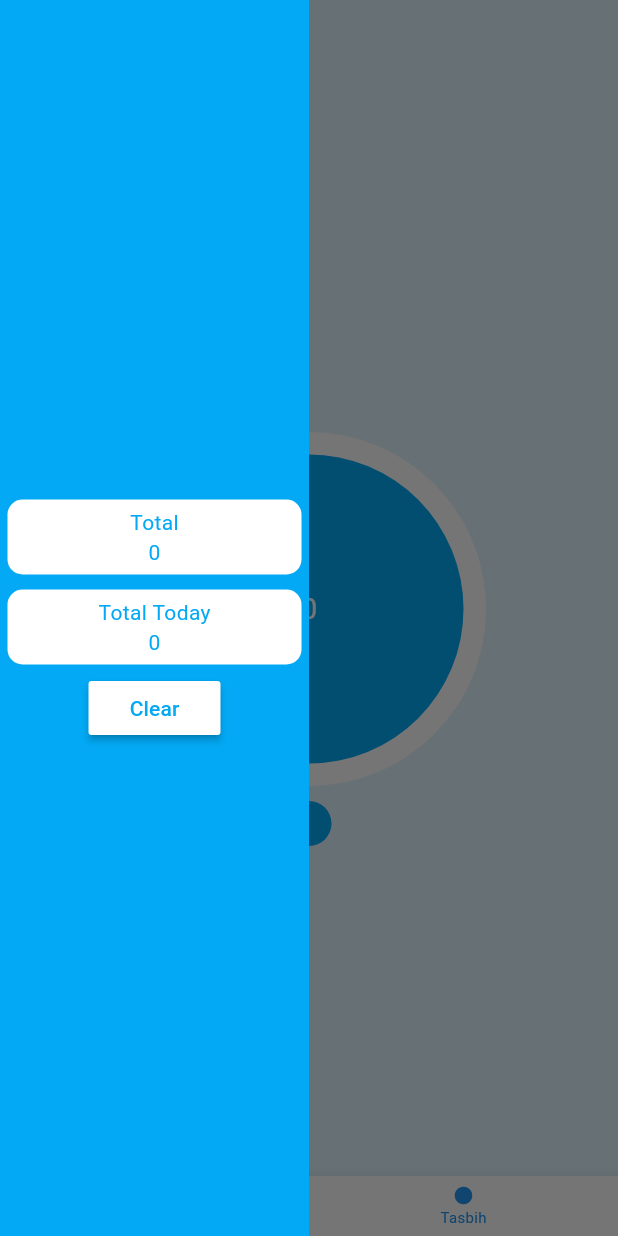
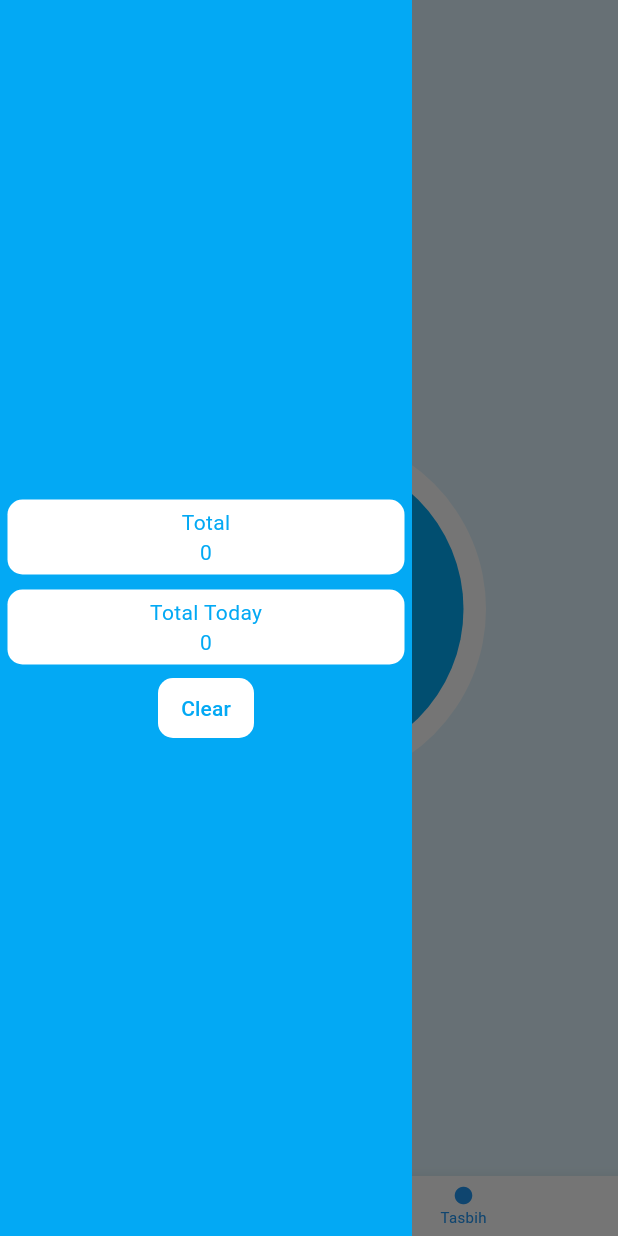
Before and after one commit to hazemxiii/prayerapp, a Flutter app: the screen it shows after launch, item 2 of the bottom bar chosen, in the side drawer, after a tap on "Clear", on a phone screen of 412 x 824 dp. Run offline on Flutter 3.47's test engine with Material 3 defaults, Android fonts, the phone set to English and light mode, and no system bars; our stand-ins replace shared_preferences, vibration; network calls fail.

Commit message:
total tasbih now is trackable

```diff
--- a/prayerapp/lib/main.dart
+++ b/prayerapp/lib/main.dart
@@ -4,8 +4,6 @@
 import 'package:http/http.dart' as http;
 import "package:shared_preferences/shared_preferences.dart";
 import "tasbih.dart";
-// import "package:geolocator/geolocator.dart";
-// import 'package:geocoding/geocoding.dart';
 
 void main() {
   runApp(const App());
@@ -37,6 +35,7 @@
 
     scaffoldKey = GlobalKey();
 
+    // the pages controlled by the bottom navbar
     pages = [
       Column(
         children: [
--- a/prayerapp/lib/tasbih.dart
+++ b/prayerapp/lib/tasbih.dart
@@ -50,6 +50,7 @@ class _Tasbih extends State<Tasbih> with TickerProviderStateMixin {
         });
       });
 
+    // update the number in the button when the data returns from the shared prefs
     getTasbihNow().then((v) {
       setState(() {
         tasbih = v;
@@ -164,26 +165,33 @@ class TasbihDrawer extends StatefulWidget {
 class _TasbihDrawer extends State<TasbihDrawer> {
   @override
   Widget build(BuildContext context) {
+    double drawerWidth = MediaQuery.of(context).size.width / 3 * 2;
     return FutureBuilder(
         future: getTotalTasbihCount(),
         builder: (context, snap) {
           if (snap.connectionState == ConnectionState.done) {
             return Container(
               color: Colors.lightBlue,
-              width: MediaQuery.of(context).size.width / 2,
+              width: drawerWidth,
               child: Column(
                 mainAxisAlignment: MainAxisAlignment.center,
                 children: [
                   TasbihNumber(
+                    width: drawerWidth,
                     name: "Total",
                     number: snap.data![0],
                   ),
                   TasbihNumber(
+                    width: drawerWidth,
                     name: "Total Today",
                     number: snap.data![1],
                   ),
-                  MaterialButton(
-                    color: Colors.white,
+                  TextButton(
+                    style: TextButton.styleFrom(
+                        shape: const RoundedRectangleBorder(
+                            borderRadius:
+                                BorderRadius.all(Radius.circular(10))),
+                        backgroundColor: Colors.white),
                     onPressed: () {
                       setState(() {
                         clearTasbih();
@@ -200,7 +208,7 @@ class _TasbihDrawer extends State<TasbihDrawer> {
           } else {
             return Container(
               color: Colors.lightBlue,
-              width: MediaQuery.of(context).size.width / 2,
+              width: drawerWidth,
             );
           }
         });
@@ -211,7 +219,12 @@ class _TasbihDrawer extends State<TasbihDrawer> {
 class TasbihNumber extends StatefulWidget {
   final String name;
   int number;
-  TasbihNumber({super.key, required this.name, required this.number});
+  final double width;
+  TasbihNumber(
+      {super.key,
+      required this.name,
+      required this.number,
+      required this.width});
 
   @override
   State<TasbihNumber> createState() => _TasbihNumberState();
@@ -222,7 +235,7 @@ class _TasbihNumberState extends State<TasbihNumber> {
   Widget build(BuildContext context) {
     return Container(
       padding: const EdgeInsets.fromLTRB(0, 5, 0, 5),
-      width: MediaQuery.of(context).size.width / 2,
+      width: widget.width,
       margin: const EdgeInsets.all(5),
       decoration: const BoxDecoration(
           color: Colors.white,
@@ -242,6 +255,7 @@ class _TasbihNumberState extends State<TasbihNumber> {
 }
 
 Future<List> getTotalTasbihCount() async {
+  // gets the total of tasbih today and overall
   List total = [];
   await SharedPreferences.getInstance().then((prefs) {
     if (!prefs.containsKey("totalTasbih")) {
@@ -256,11 +270,30 @@ Future<List> getTotalTasbihCount() async {
 }
 
 Future<int?> getTasbihNow() async {
+  // gets the total in the button before resetting it
   int? tasbih = 0;
   await SharedPreferences.getInstance().then((prefs) {
     if (!prefs.containsKey("tasbihNow")) {
       prefs.setInt("tasbihNow", 0);
     }
+    if (!prefs.containsKey("tasbihDate")) {
+      String date = DateTime.now().toString();
+      date = date.substring(0, date.indexOf(" "));
+
+      prefs.setString("tasbihDate", date);
+    }
+
+    // if the date changed, reset the total of the day to 0
+    String today = DateTime.now().toString();
+    today = today.substring(0, today.indexOf(" "));
+
+    String? date = prefs.getString("tasbihDate");
+
+    if (today != date) {
+      prefs.setInt("totalTasbihToday", 0);
+      prefs.setString("tasbihDate", today);
+    }
+
     tasbih = prefs.getInt("tasbihNow");
   });
 
@@ -268,6 +301,7 @@ Future<int?> getTasbihNow() async {
 }
 
 void increaseTasbih() async {
+  // increases all tasbih totals by 1
   await SharedPreferences.getInstance().then((prefs) {
     int? oldTotal = prefs.getInt("totalTasbih");
     prefs.setInt("totalTasbih", oldTotal! + 1);
@@ -281,12 +315,14 @@ void increaseTasbih() async {
 }
 
 void clearTasbihNow() async {
+  // clears the tasbih number in the button
   await SharedPreferences.getInstance().then((prefs) {
     prefs.setInt("tasbihNow", 0);
   });
 }
 
 void clearTasbih() async {
+  // clears the tasbih total
   await SharedPreferences.getInstance().then((prefs) {
     prefs.setInt("totalTasbihToday", 0);
     prefs.setInt("totalTasbih", 0);
```
